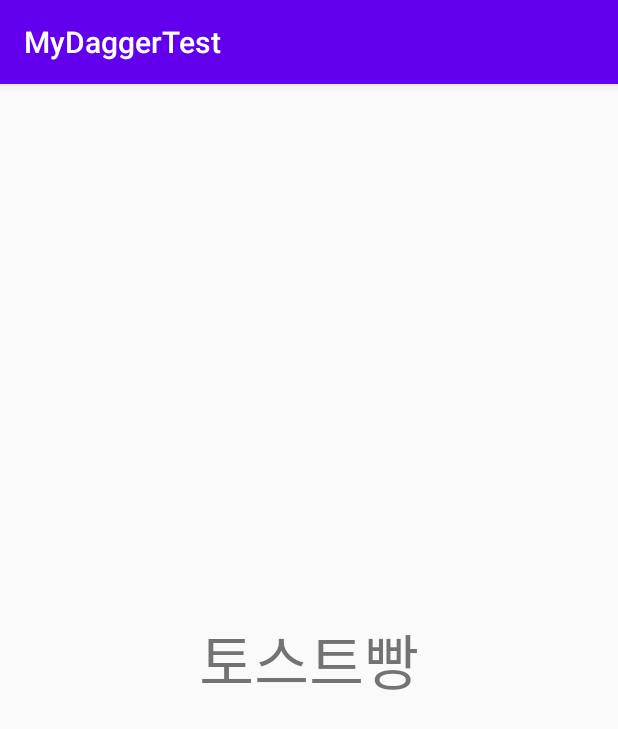
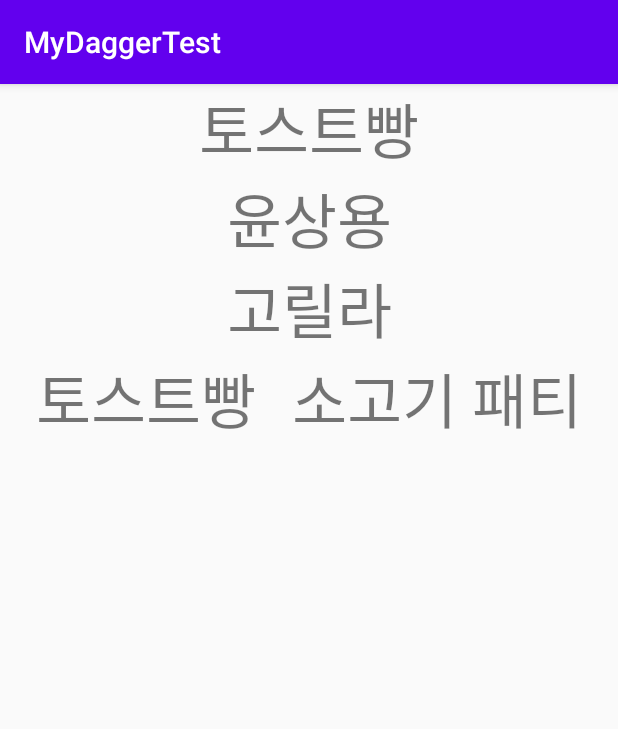
Before and after one commit to boidmy/DaggerSimpleEx, an Android app: the BuggerDaggerActivity screen opened directly, with no data from a screen before it, on a phone screen of 412 x 824 dp. Shown: the top 729 px of the screen. Run offline under Robolectric (Android 15) with nearby library versions, the phone set to English and light mode, and no system bars; our stand-ins replace Dagger/Hilt's generated code.

Commit message:
dagger sample 추가

```diff
--- a/app/src/main/java/com/example/mydaggertest/burger/BuggerDaggerActivity.kt
+++ b/app/src/main/java/com/example/mydaggertest/burger/BuggerDaggerActivity.kt
@@ -7,11 +7,22 @@ import com.example.mydaggertest.R
 import com.example.mydaggertest.burger.component.DaggerBurgerComponent
 import kotlinx.android.synthetic.main.activity_burger_sample.*
 import javax.inject.Inject
+import javax.inject.Named
 
 class BuggerDaggerActivity : AppCompatActivity() {
 
+    @Inject lateinit var burger: Burger
+    @Inject @Named("me") lateinit var name: String
+    @Inject @Named("you") lateinit var uname: String
+
+    private lateinit var bun: WheatBun
+    private lateinit var patty: BeefPatty
+
     @Inject
-    lateinit var burger: Burger
+    fun material(bun: WheatBun, patty: BeefPatty) {
+        this.bun = bun
+        this.patty = patty
+    }
 
     override fun onCreate(savedInstanceState: Bundle?) {
         super.onCreate(savedInstanceState)
@@ -21,5 +32,9 @@ class BuggerDaggerActivity : AppCompatActivity() {
         component.inject(this)
 
         testText.text = burger.bun?.getBun()
+        testName.text = name
+        testuName.text = uname
+        meta1.text = bun.getBun()
+        meta2.text = patty.getPatty()
     }
 }
--- a/app/src/main/java/com/example/mydaggertest/burger/module/BurgerModule.kt
+++ b/app/src/main/java/com/example/mydaggertest/burger/module/BurgerModule.kt
@@ -5,6 +5,7 @@ import com.example.mydaggertest.burger.Burger
 import com.example.mydaggertest.burger.WheatBun
 import dagger.Module
 import dagger.Provides
+import javax.inject.Named
 
 @Module
 class BurgerModule {
@@ -25,4 +26,16 @@ class BurgerModule {
     fun providePatty() : BeefPatty {
         return BeefPatty()
     }
+
+    @Provides
+    @Named("me")
+    fun provideMeName() : String { //아래와 같은 리턴 타입의 함수가 있으면 구분하기 위해 Named 어노테이션 설정
+        return "윤상용"
+    }
+
+    @Provides
+    @Named("you")
+    fun provideYouName() : String {
+        return "고릴라"
+    }
 }
--- a/app/src/main/res/layout/activity_burger_sample.xml
+++ b/app/src/main/res/layout/activity_burger_sample.xml
@@ -3,14 +3,52 @@
     android:layout_width="match_parent"
     android:layout_height="match_parent"
     xmlns:tools="http://schemas.android.com/tools"
+    xmlns:app="http://schemas.android.com/apk/res-auto"
     tools:context=".burger.BuggerDaggerActivity">
 
     <TextView
         android:id="@+id/testText"
         android:layout_width="match_parent"
-        android:layout_height="match_parent"
+        android:layout_height="wrap_content"
         android:textSize="40dp"
         tools:text="햄벌거"
-        android:gravity="center"/>
+        android:gravity="center"
+        app:layout_constraintTop_toTopOf="parent"/>
 
+    <TextView
+        android:id="@+id/testName"
+        android:layout_width="match_parent"
+        android:layout_height="wrap_content"
+        android:textSize="40dp"
+        tools:text="햄벌거"
+        android:gravity="center"
+        app:layout_constraintTop_toBottomOf="@+id/testText"/>
+    <TextView
+        android:id="@+id/testuName"
+        android:layout_width="match_parent"
+        android:layout_height="wrap_content"
+        android:textSize="40dp"
+        tools:text="햄벌거"
+        android:gravity="center"
+        app:layout_constraintTop_toBottomOf="@+id/testName"/>
+    <TextView
+        android:id="@+id/meta1"
+        android:layout_width="wrap_content"
+        android:layout_height="wrap_content"
+        android:textSize="40dp"
+        tools:text="햄벌거"
+        android:gravity="center"
+        app:layout_constraintLeft_toLeftOf="parent"
+        app:layout_constraintRight_toLeftOf="@+id/meta2"
+        app:layout_constraintTop_toBottomOf="@+id/testuName"/>
+    <TextView
+        android:id="@+id/meta2"
+        android:layout_width="wrap_content"
+        android:layout_height="wrap_content"
+        android:textSize="40dp"
+        tools:text="햄벌거"
+        android:gravity="center"
+        app:layout_constraintRight_toRightOf="parent"
+        app:layout_constraintLeft_toRightOf="@+id/meta1"
+        app:layout_constraintTop_toBottomOf="@+id/testuName"/>
 </androidx.constraintlayout.widget.ConstraintLayout>
```
